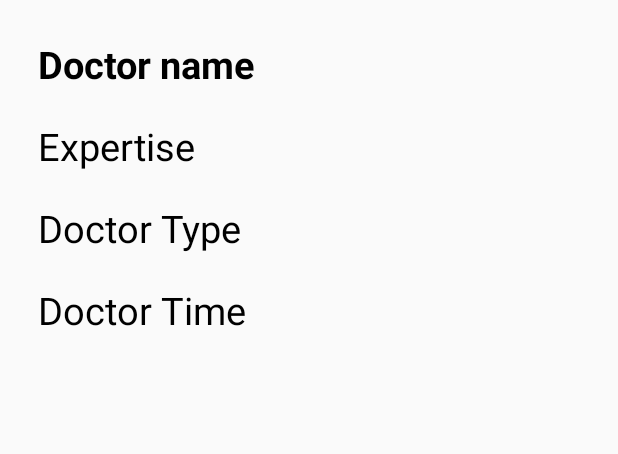
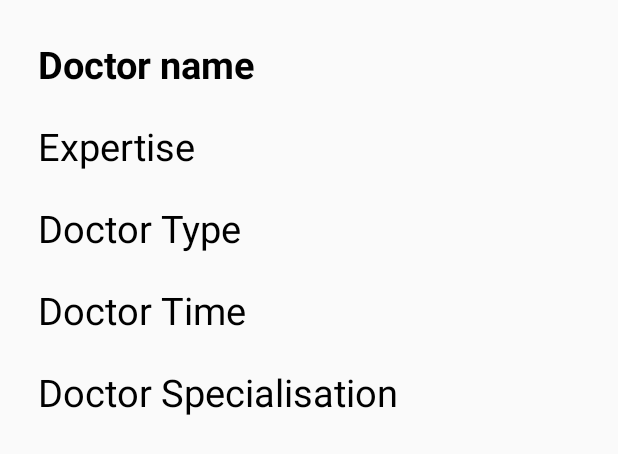
Before and after one commit to PrekshaPankhuri/MedicoFromHome, an Android app: the layout doctor_item.xml on its own in the app's theme, with its tools: preview values and no code run, on a phone screen of 412 x 824 dp. Shown: the top 454 px of the screen. Run offline under Robolectric (Android 15) with nearby library versions, the phone set to English and light mode, and no system bars.

Commit message:
added doctor datA specification

```diff
--- a/app/src/main/java/coding/insight/cleanuiloginregister/DoctorAdapter.java
+++ b/app/src/main/java/coding/insight/cleanuiloginregister/DoctorAdapter.java
@@ -30,6 +30,7 @@ public class DoctorAdapter extends FirebaseRecyclerAdapter<DoctorModel,DoctorAda
         holder.DocExper.setText("Expertise: " + model.getExpertise());
         holder.DocType.setText("DocHospital: " + model.getHospital());
         holder.DocTime.setText("DocTime: " + model.getDoctorTime());
+        holder.DocSpecification.setText("Doctor Specification : " + model.getSpecification());
     }
 
     @NonNull
@@ -40,7 +41,7 @@ public class DoctorAdapter extends FirebaseRecyclerAdapter<DoctorModel,DoctorAda
     }
 
     class doctorviewholder extends RecyclerView.ViewHolder {
-        TextView DocName,DocExper,DocType,DocTime;
+        TextView DocName,DocExper,DocType,DocTime ,DocSpecification;
         public doctorviewholder(View view) {
 
             super(view);
@@ -49,6 +50,7 @@ public class DoctorAdapter extends FirebaseRecyclerAdapter<DoctorModel,DoctorAda
             DocExper = view.findViewById(R.id.doctorExper);
             DocType = view.findViewById(R.id.DoctType);
             DocTime = view.findViewById(R.id.DoctTime);
+            DocSpecification = view.findViewById(R.id.DocSpecification);
 
         }
     }
--- a/app/src/main/res/layout/doctor_item.xml
+++ b/app/src/main/res/layout/doctor_item.xml
@@ -1,8 +1,7 @@
 <?xml version="1.0" encoding="utf-8"?>
 <androidx.constraintlayout.widget.ConstraintLayout xmlns:android="http://schemas.android.com/apk/res/android"
     xmlns:app="http://schemas.android.com/apk/res-auto"
-    android:layout_width="match_parent"
-    android:layout_height="wrap_content">
+    android:layout_width="match_parent"    android:layout_height="wrap_content">
 
     <RelativeLayout
         android:layout_width="match_parent"
@@ -51,5 +50,15 @@
             android:textColor="#000"
             android:textSize="25sp" />
 
+        <TextView
+            android:id="@+id/DocSpecification"
+            android:layout_width="match_parent"
+            android:layout_height="wrap_content"
+            android:layout_below="@+id/DoctTime"
+            android:padding="10dp"
+            android:text="Doctor Specialisation"
+            android:textColor="#000"
+            android:textSize="25sp" />
+
     </RelativeLayout>
 </androidx.constraintlayout.widget.ConstraintLayout>
```
